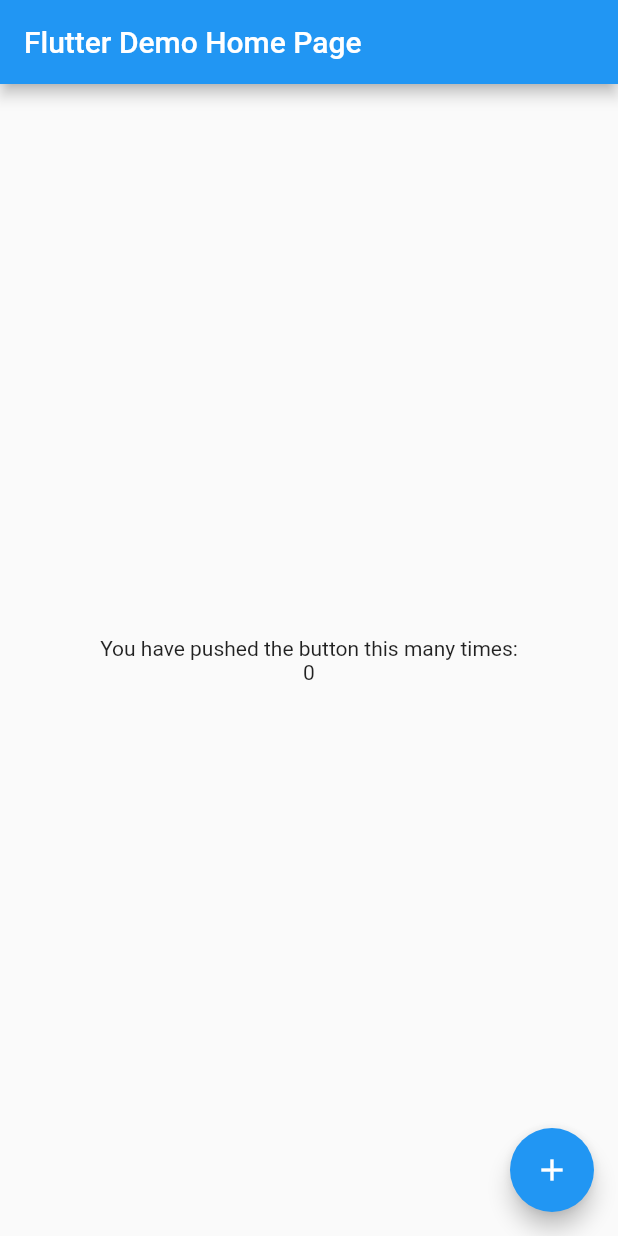
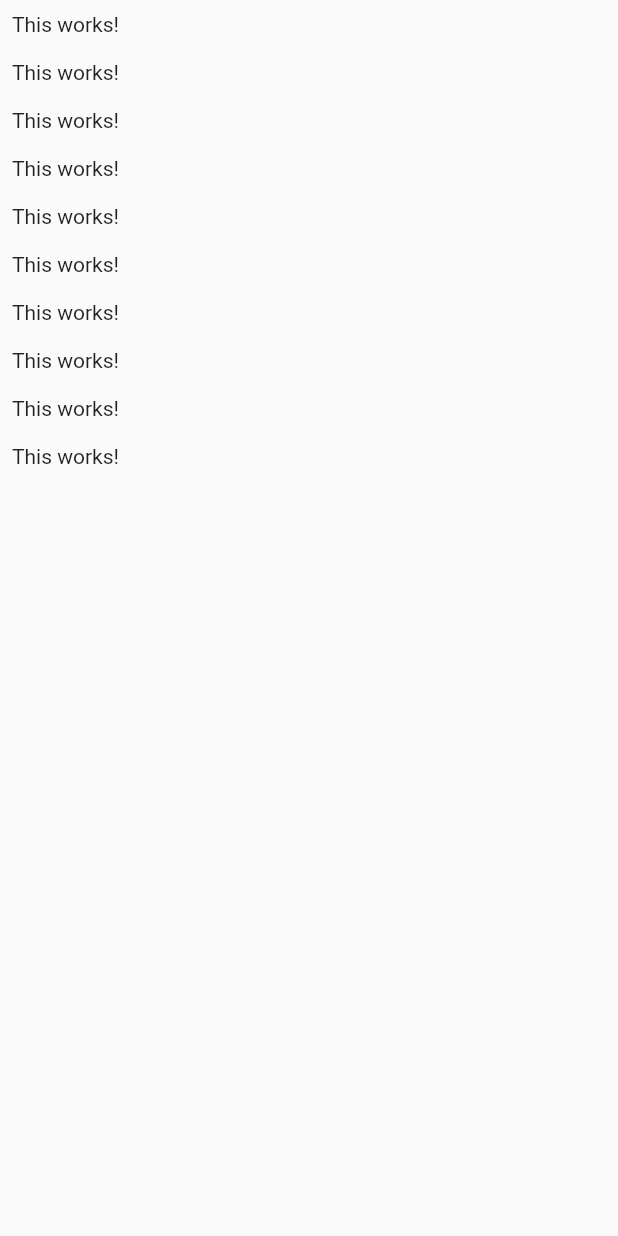
Before and after one commit to kimtuan1102/chat_app, a Flutter app: the screen it shows after launch, on a phone screen of 412 x 824 dp. Run offline on Flutter 3.47's test engine with Material 2 defaults, Android fonts, the phone set to English and light mode, and no system bars.

Commit message:
next lesson

```diff
--- a/lib/main.dart
+++ b/lib/main.dart
@@ -1,4 +1,5 @@
 import 'package:flutter/material.dart';
+import 'package:flutter_complete_guide/screens/chat_screen.dart';
 
 void main() => runApp(MyApp());
 
@@ -20,91 +21,7 @@ class MyApp extends StatelessWidget {
         // is not restarted.
         primarySwatch: Colors.blue,
       ),
-      home: MyHomePage(title: 'Flutter Demo Home Page'),
+      home: ChatScreen(),
     );
   }
 }
-
-class MyHomePage extends StatefulWidget {
-  MyHomePage({Key key, this.title}) : super(key: key);
-
-  // This widget is the home page of your application. It is stateful, meaning
-  // that it has a State object (defined below) that contains fields that affect
-  // how it looks.
-
-  // This class is the configuration for the state. It holds the values (in this
-  // case the title) provided by the parent (in this case the App widget) and
-  // used by the build method of the State. Fields in a Widget subclass are
-  // always marked "final".
-
-  final String title;
-
-  @override
-  _MyHomePageState createState() => _MyHomePageState();
-}
-
-class _MyHomePageState extends State<MyHomePage> {
-  int _counter = 0;
-
-  void _incrementCounter() {
-    setState(() {
-      // This call to setState tells the Flutter framework that something has
-      // changed in this State, which causes it to rerun the build method below
-      // so that the display can reflect the updated values. If we changed
-      // _counter without calling setState(), then the build method would not be
-      // called again, and so nothing would appear to happen.
-      _counter++;
-    });
-  }
-
-  @override
-  Widget build(BuildContext context) {
-    // This method is rerun every time setState is called, for instance as done
-    // by the _incrementCounter method above.
-    //
-    // The Flutter framework has been optimized to make rerunning build methods
-    // fast, so that you can just rebuild anything that needs updating rather
-    // than having to individually change instances of widgets.
-    return Scaffold(
-      appBar: AppBar(
-        // Here we take the value from the MyHomePage object that was created by
-        // the App.build method, and use it to set our appbar title.
-        title: Text(widget.title),
-      ),
-      body: Center(
-        // Center is a layout widget. It takes a single child and positions it
-        // in the middle of the parent.
-        child: Column(
-          // Column is also a layout widget. It takes a list of children and
-          // arranges them vertically. By default, it sizes itself to fit its
-          // children horizontally, and tries to be as tall as its parent.
-          //
-          // Invoke "debug painting" (press "p" in the console, choose the
-          // "Toggle Debug Paint" action from the Flutter Inspector in Android
-          // Studio, or the "Toggle Debug Paint" command in Visual Studio Code)
-          // to see the wireframe for each widget.
-          //
-          // Column has various properties to control how it sizes itself and
-          // how it positions its children. Here we use mainAxisAlignment to
-          // center the children vertically; the main axis here is the vertical
-          // axis because Columns are vertical (the cross axis would be
-          // horizontal).
-          mainAxisAlignment: MainAxisAlignment.center,
-          children: <Widget>[
-            Text(
-              'You have pushed the button this many times:',
-            ),
-            Text(
-              '$_counter',
-            ),
-          ],
-        ),
-      ),
-      floatingActionButton: FloatingActionButton(
-        onPressed: _incrementCounter,
-        tooltip: 'Increment',
-        child: Icon(Icons.add),
-      ), // This trailing comma makes auto-formatting nicer for build methods.
-    );
-  }
-}
--- /dev/null
+++ b/lib/screens/auth_screen.dart
@@ -0,0 +1,5 @@
+/**
+ * Created by Trinh Kim Tuan.
+ * Date:  5/9/2022
+ * Time: 5:56 PM
+ */
--- /dev/null
+++ b/lib/screens/chat_screen.dart
@@ -0,0 +1,23 @@
+import 'package:flutter/material.dart';
+
+/**
+ * Created by Trinh Kim Tuan.
+ * Date:  5/9/2022
+ * Time: 5:56 PM
+ */
+class ChatScreen extends StatelessWidget {
+  const ChatScreen({Key? key}) : super(key: key);
+
+  @override
+  Widget build(BuildContext context) {
+    return Scaffold(
+      body: ListView.builder(
+        itemBuilder: (ctx, idx) => Container(
+          padding: EdgeInsets.all(8),
+          child: Text('This works!'),
+        ),
+        itemCount: 10,
+      ),
+    );
+  }
+}
--- a/pubspec.yaml
+++ b/pubspec.yaml
@@ -14,7 +14,7 @@ description: A new Flutter project.
 version: 1.0.0+1
 
 environment:
-  sdk: ">=2.1.0 <3.0.0"
+  sdk: ">=2.16.0 <3.0.0"
 
 dependencies:
   flutter:
@@ -23,6 +23,7 @@ dependencies:
   # The following adds the Cupertino Icons font to your application.
   # Use with the CupertinoIcons class for iOS style icons.
   cupertino_icons: ^0.1.2
+  cloud_firestore: ^3.1.14
 
 dev_dependencies:
   flutter_test:
```
Also changed, not shown: pubspec.lock, 4 other files.
